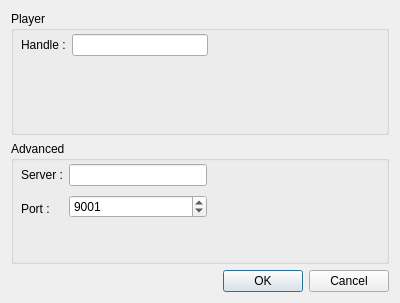
Old version of the form appdialog.ui in the repository bubbles3D/Bubble-Client.
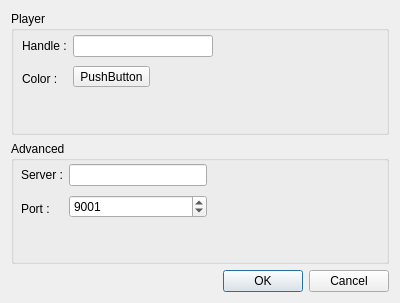
New version of the form.

Commit message: Added button for color selection.

What changed in the file:
```diff
--- a/appdialog.ui
+++ b/appdialog.ui
@@ -21,16 +21,18 @@
        <property name="title">
         <string>Player</string>
        </property>
-       <widget class="QWidget" name="layoutWidget">
+       <widget class="QWidget" name="">
         <property name="geometry">
          <rect>
-          <x>10</x>
-          <y>20</y>
-          <width>187</width>
-          <height>28</height>
+          <x>11</x>
+          <y>21</y>
+          <width>191</width>
+          <height>60</height>
          </rect>
         </property>
-        <layout class="QHBoxLayout" name="PlayerLayout">
+        <layout class="QHBoxLayout" name="horizontalLayout">
+         <item>
+          <layout class="QVBoxLayout" name="verticalLayout">
          <item>
           <widget class="QLabel" name="label">
            <property name="text">
@@ -39,7 +41,27 @@
           </widget>
          </item>
          <item>
+            <widget class="QLabel" name="label_4">
+             <property name="text">
+              <string>Color :</string>
+             </property>
+            </widget>
+           </item>
+          </layout>
+         </item>
+         <item>
+          <layout class="QVBoxLayout" name="verticalLayout_4">
+           <item>
           <widget class="QLineEdit" name="PlayerName"/>
+           </item>
+           <item>
+            <widget class="QToolButton" name="toolButton">
+             <property name="text">
+              <string>PushButton</string>
+             </property>
+            </widget>
+           </item>
+          </layout>
          </item>
         </layout>
        </widget>
```
Lines whose indentation alone changed are shown as unchanged. The commit also changes 2 other files.
